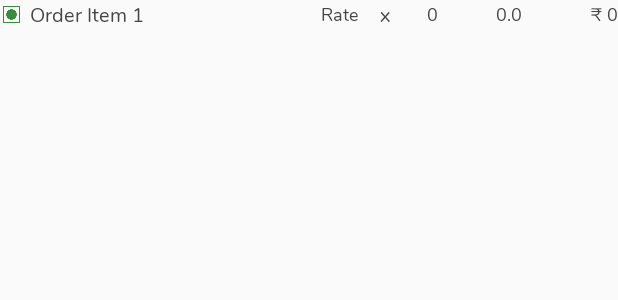
After one commit to mealarts/MealArtsCustomer-final, an Android app: the layout layout_addon_invoice_item.xml on its own in the app's theme, with its tools: preview values and no code run, on a phone screen of 412 x 824 dp. The commit adds this screen. Shown: the top 300 px of the screen. Run offline under Robolectric (Android 15) with nearby library versions, the phone set to English and light mode, and no system bars; network calls fail.

Commit message:
8jan19 waakan hgd Addons shown in invoice

```diff
--- /dev/null
+++ b/app/src/main/res/layout/layout_addon_invoice_item.xml
@@ -0,0 +1,95 @@
+<?xml version="1.0" encoding="utf-8"?>
+<LinearLayout xmlns:android="http://schemas.android.com/apk/res/android"
+    xmlns:tools="http://schemas.android.com/tools"
+    android:orientation="vertical"
+    android:layout_width="match_parent"
+    android:layout_height="wrap_content">
+
+    <LinearLayout
+        android:orientation="horizontal"
+        android:layout_width="match_parent"
+        android:layout_height="wrap_content"
+        android:gravity="center"
+        android:weightSum="1.0"
+        tools:ignore="UselessParent">
+
+        <LinearLayout
+            android:gravity="start"
+            android:layout_weight="0.05"
+            android:layout_width="0dp"
+            android:layout_height="wrap_content">
+            <ImageView
+                android:layout_width="15dp"
+                android:layout_height="15dp"
+                android:id="@+id/ivVegType"
+                android:src="@drawable/veg"
+                tools:ignore="ContentDescription" />
+        </LinearLayout>
+
+        <com.mealarts.Helpers.CustomWidget.CustomTextView_Regular
+            android:layout_weight="0.45"
+            android:layout_width="0dp"
+            android:layout_height="wrap_content"
+            android:id="@+id/tvAddonItem"
+            android:textSize="13sp"
+            android:textColor="@color/colorDarkGray"
+            android:text="Order Item 1"
+            android:gravity="center|start"
+            tools:ignore="HardcodedText" />
+
+        <com.mealarts.Helpers.CustomWidget.CustomTextView_Regular
+            android:layout_weight="0.1"
+            android:layout_width="0dp"
+            android:layout_height="wrap_content"
+            android:id="@+id/tvAddonRate"
+            android:textSize="12sp"
+            android:textColor="@color/colorDarkGray"
+            android:text="Rate"
+            android:gravity="center"
+            tools:ignore="HardcodedText" />
+
+        <com.mealarts.Helpers.CustomWidget.CustomTextView_Regular
+            android:layout_weight="0.05"
+            android:layout_width="0dp"
+            android:layout_height="wrap_content"
+            android:textSize="13sp"
+            android:textColor="@color/colorDarkGray"
+            android:text=" x "
+            android:gravity="center"
+            tools:ignore="HardcodedText" />
+
+        <com.mealarts.Helpers.CustomWidget.CustomTextView_Regular
+            android:layout_weight="0.1"
+            android:layout_width="0dp"
+            android:layout_height="wrap_content"
+            android:id="@+id/tvAddonQty"
+            android:textSize="12sp"
+            android:textColor="@color/colorDarkGray"
+            android:text="0"
+            android:gravity="center"
+            tools:ignore="HardcodedText" />
+
+        <com.mealarts.Helpers.CustomWidget.CustomTextView_Regular
+            android:layout_weight="0.15"
+            android:layout_width="0dp"
+            android:layout_height="wrap_content"
+            android:id="@+id/tvAddonGST"
+            android:textSize="12sp"
+            android:textColor="@color/colorDarkGray"
+            android:text="0.0"
+            android:gravity="center"
+            tools:ignore="HardcodedText" />
+
+        <com.mealarts.Helpers.CustomWidget.CustomTextView_Regular
+            android:layout_width="0dp"
+            android:layout_height="wrap_content"
+            android:layout_weight="0.1"
+            android:id="@+id/tvAddonPrice"
+            android:textSize="12sp"
+            android:textColor="@color/colorDarkGray"
+            android:text="₹ 0"
+            android:gravity="center|end"
+            tools:ignore="HardcodedText" />
+    </LinearLayout>
+
+</LinearLayout>
```
Also changed, not shown: app/src/main/java/com/mealarts/Adapters/AddOnsInvoiceAdapter.java (added, +97 -0 lines), app/src/main/java/com/mealarts/Adapters/OrderItemAdapter.java (+8 -0 lines), app/src/main/java/com/mealarts/SingleOrderDetailActivity.java (+7 -0 lines), app/src/main/res/layout/activity_single_order_detail.xml (+64 -33 lines), app/src/main/res/layout/layout_order_item.xml (+20 -6 lines), 7 other files.
